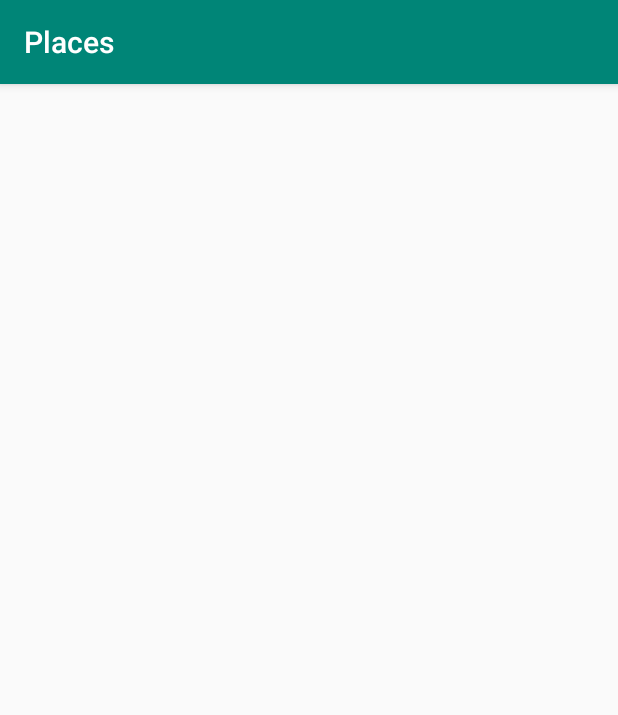
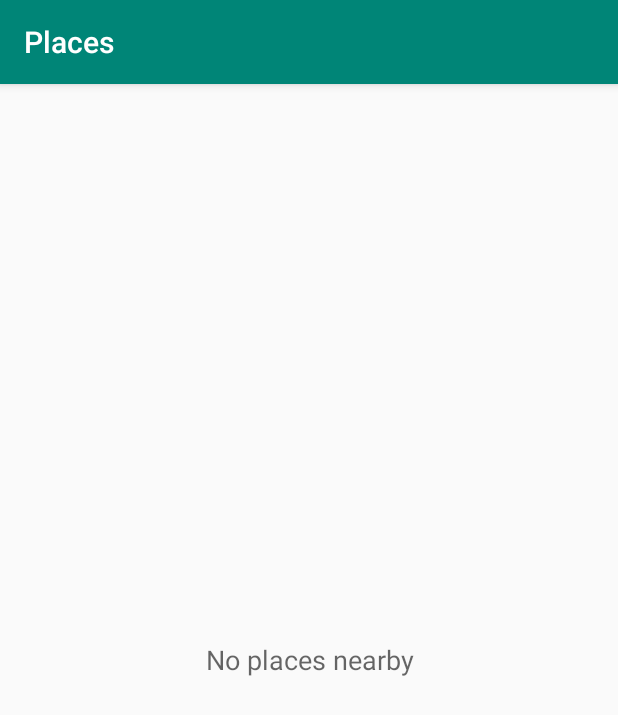
Before and after one commit to gumil/Places, an Android app: the screen it shows after launch (MainActivity), on a phone screen of 412 x 824 dp. Shown: the top 715 px of the screen. Run offline under Robolectric (Android 15) with nearby library versions, the phone set to English and light mode, and no system bars.

Commit message:
Add PlacesListView

```diff
--- a/app/build.gradle
+++ b/app/build.gradle
@@ -47,6 +47,8 @@ dependencies {
     implementation 'androidx.appcompat:appcompat:1.1.0'
     implementation 'androidx.core:core-ktx:1.1.0'
     implementation 'androidx.constraintlayout:constraintlayout:1.1.3'
+    implementation 'androidx.swiperefreshlayout:swiperefreshlayout:1.0.0'
+    implementation 'androidx.recyclerview:recyclerview:1.0.0'
 
     testImplementation 'junit:junit:4.12'
     testImplementation "com.squareup.okhttp3:mockwebserver:$okHttpVersion"
--- a/app/src/main/java/dev/gumil/places/MainActivity.kt
+++ b/app/src/main/java/dev/gumil/places/MainActivity.kt
@@ -1,12 +1,20 @@
 package dev.gumil.places
 
+import android.os.Bundle
+import android.view.ViewGroup
 import androidx.appcompat.app.AppCompatActivity
-import android.os.Bundle
+import dev.gumil.places.presentation.list.PlacesListView
 
 class MainActivity : AppCompatActivity() {
+
+    private lateinit var container: ViewGroup
 
     override fun onCreate(savedInstanceState: Bundle?) {
         super.onCreate(savedInstanceState)
         setContentView(R.layout.activity_main)
+
+        container = findViewById(R.id.container_main)
+
+        container.addView(PlacesListView(this))
     }
 }
--- /dev/null
+++ b/app/src/main/java/dev/gumil/places/presentation/list/PlacesListView.kt
@@ -0,0 +1,72 @@
+package dev.gumil.places.presentation.list
+
+import android.content.Context
+import android.util.AttributeSet
+import android.view.View
+import android.widget.FrameLayout
+import androidx.core.view.isVisible
+import androidx.recyclerview.widget.LinearLayoutManager
+import androidx.recyclerview.widget.RecyclerView
+import androidx.recyclerview.widget.StaggeredGridLayoutManager
+import androidx.swiperefreshlayout.widget.SwipeRefreshLayout
+import dev.gumil.places.R
+import dev.gumil.places.domain.Place
+import dev.gumil.places.presentation.PlacesViewModel
+
+internal class PlacesListView @JvmOverloads constructor(
+    context: Context,
+    attrs: AttributeSet? = null
+) : FrameLayout(context, attrs) {
+
+    var loadingListener: (mode: PlacesViewModel.State.Mode) -> Unit = {}
+
+    private val swipeRefreshLayout by lazy {
+        findViewById<SwipeRefreshLayout>(R.id.swipeRefreshLayout)
+    }
+
+    private val recyclerView by lazy {
+        findViewById<RecyclerView>(R.id.recyclerView)
+    }
+
+    private val emptyView by lazy {
+        findViewById<View>(R.id.text_empty_places)
+    }
+
+    private var isLoading = true
+
+    init {
+        View.inflate(context, R.layout.view_places_list, this)
+        showList(emptyList())
+    }
+
+    private fun initializeList() {
+        recyclerView.layoutManager = LinearLayoutManager(context)
+        recyclerView.addOnScrollListener(object : RecyclerView.OnScrollListener() {
+            override fun onScrolled(recyclerView: RecyclerView, dx: Int, dy: Int) {
+                if (dy > 0 && !isLoading) {
+                    val layoutManager = recyclerView.layoutManager as StaggeredGridLayoutManager
+                    val visibleItemCount = recyclerView.childCount
+                    val totalItemCount = layoutManager.itemCount
+                    val firstVisibleItem = layoutManager.findFirstVisibleItemPositions(null).first()
+
+                    totalItemCount - visibleItemCount <= firstVisibleItem + VISIBLE_THRESHOLD
+                    loadingListener(PlacesViewModel.State.Mode.LOAD_MORE)
+                    isLoading = true
+                }
+            }
+        })
+
+        swipeRefreshLayout.setOnRefreshListener {
+            loadingListener(PlacesViewModel.State.Mode.REFRESH)
+        }
+    }
+
+    private fun showList(list: List<Place>) {
+        swipeRefreshLayout.isVisible = list.isNotEmpty()
+        emptyView.isVisible = list.isEmpty()
+    }
+
+    companion object {
+        private const val VISIBLE_THRESHOLD = 2
+    }
+}
--- a/app/src/main/res/layout/activity_main.xml
+++ b/app/src/main/res/layout/activity_main.xml
@@ -1,8 +1,7 @@
 <?xml version="1.0" encoding="utf-8"?>
 <FrameLayout xmlns:android="http://schemas.android.com/apk/res/android"
     xmlns:tools="http://schemas.android.com/tools"
+    android:id="@+id/container_main"
     android:layout_width="match_parent"
     android:layout_height="match_parent"
-    tools:context=".MainActivity">
-
-</FrameLayout>
+    tools:context=".MainActivity" />
--- /dev/null
+++ b/app/src/main/res/layout/view_places_list.xml
@@ -0,0 +1,29 @@
+<?xml version="1.0" encoding="utf-8"?>
+<merge xmlns:android="http://schemas.android.com/apk/res/android"
+    xmlns:tools="http://schemas.android.com/tools"
+    android:layout_width="match_parent"
+    android:layout_height="match_parent"
+    tools:parentTag="android.widget.FrameLayout">
+
+    <androidx.swiperefreshlayout.widget.SwipeRefreshLayout
+        android:id="@+id/swipeRefreshLayout"
+        android:layout_width="match_parent"
+        android:layout_height="match_parent">
+
+        <androidx.recyclerview.widget.RecyclerView
+            android:id="@+id/recyclerView"
+            android:layout_width="match_parent"
+            android:layout_height="match_parent" />
+    </androidx.swiperefreshlayout.widget.SwipeRefreshLayout>
+
+
+    <TextView
+        android:id="@+id/text_empty_places"
+        style="@style/TextAppearance.AppCompat.Medium"
+        android:layout_width="match_parent"
+        android:layout_height="match_parent"
+        android:gravity="center"
+        android:text="@string/empty_places"
+        android:visibility="gone" />
+
+</merge>
--- a/app/src/main/res/values/strings.xml
+++ b/app/src/main/res/values/strings.xml
@@ -1,3 +1,4 @@
 <resources>
     <string name="app_name">Places</string>
+    <string name="empty_places">No places nearby</string>
 </resources>
```
